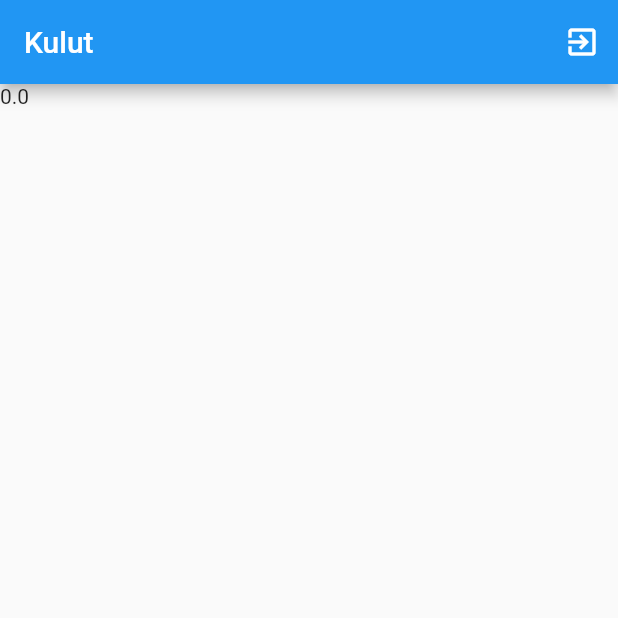
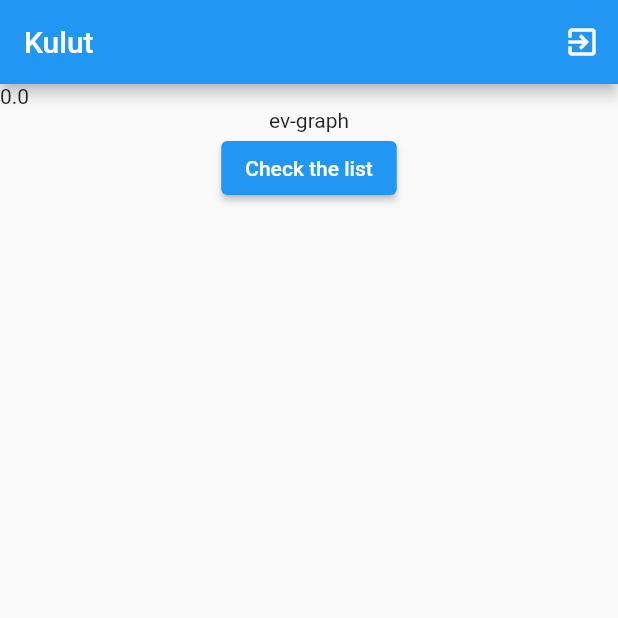
Before and after one commit to arturjnt/kulut, a Flutter app: the screen it shows once a user with an empty profile is signed in, on a phone screen of 412 x 824 dp, the top half of it. Run offline on Flutter 3.47's test engine with Material 2 defaults, Android fonts, the phone set to English and light mode, and no system bars; our stand-ins replace cloud_firestore, firebase_auth, firebase_core, google_sign_in, shared_preferences; accounts and stored records are empty.

Commit message:
list and graph added

```diff
--- a/lib/main.dart
+++ b/lib/main.dart
@@ -1,4 +1,5 @@
 import 'package:flutter/material.dart';
+import 'package:kulut/screens/dashboard/expenses/list.dart';
 import 'package:kulut/screens/loading/main.dart';
 
 import 'package:provider/provider.dart';
@@ -56,6 +57,7 @@ class MyApp extends StatelessWidget {
         routes: {
           AuthScreen.routeName: (ctx) => AuthScreen(),
           DashboardScreen.routeName: (ctx) => DashboardScreen(),
+          EVListScreen.routeName: (ctx) => EVListScreen(),
         },
       ),
     );
--- /dev/null
+++ b/lib/screens/dashboard/expenses/graph.dart
@@ -0,0 +1,21 @@
+import 'package:flutter/cupertino.dart';
+import 'package:flutter/material.dart';
+
+import 'list.dart';
+
+class EVGraphScreen extends StatelessWidget {
+  @override
+  Widget build(BuildContext context) {
+    return Column(
+      children: [
+        Text('ev-graph'),
+        ElevatedButton(
+          onPressed: () {
+            Navigator.of(context).pushNamed(EVListScreen.routeName);
+          },
+          child: Text('Check the list'),
+        )
+      ],
+    );
+  }
+}
--- a/lib/screens/dashboard/main.dart
+++ b/lib/screens/dashboard/main.dart
@@ -1,4 +1,5 @@
 import 'package:flutter/material.dart';
+import 'package:kulut/screens/dashboard/expenses/graph.dart';
 
 import '../app_bar/main.dart';
 import 'user_info.dart';
@@ -15,6 +16,7 @@ class DashboardScreen extends StatelessWidget {
           child: Column(
             children: [
               UserInfoScreen(),
+              EVGraphScreen(),
             ],
           ),
         ),
```
Also changed, not shown: lib/screens/dashboard/expenses/list.dart (added, +18 -0 lines).
